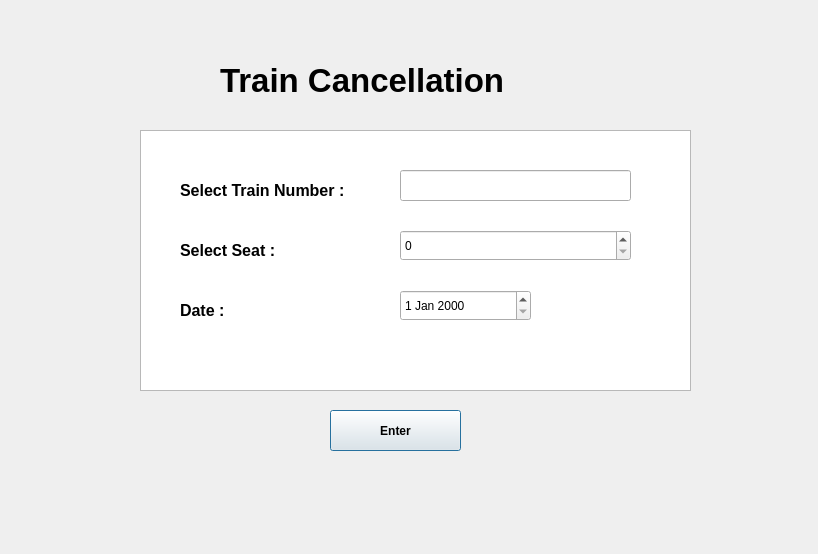
Qt form traincancelmenu.ui (adityas-28/RailwayManagementSystem) before a commit.
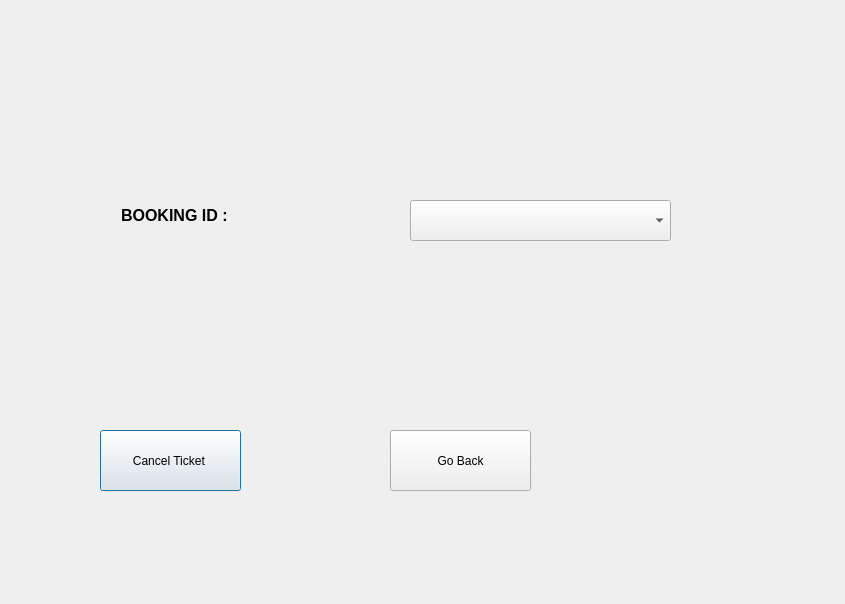
The same form after that commit.

Commit message: Added train cancellation menu

Diff of the .ui file:
```diff
--- a/traincancelmenu.ui
+++ b/traincancelmenu.ui
@@ -6,20 +6,33 @@
    <rect>
     <x>0</x>
     <y>0</y>
-    <width>818</width>
-    <height>554</height>
+    <width>845</width>
+    <height>604</height>
    </rect>
   </property>
   <property name="windowTitle">
    <string>Dialog</string>
   </property>
+  <widget class="QLabel" name="cm_label">
+   <property name="geometry">
+    <rect>
+     <x>-10</x>
+     <y>-30</y>
+     <width>841</width>
+     <height>601</height>
+    </rect>
+   </property>
+   <property name="text">
+    <string/>
+   </property>
+  </widget>
   <widget class="QLabel" name="label">
    <property name="geometry">
     <rect>
-     <x>180</x>
+     <x>90</x>
      <y>170</y>
-     <width>211</width>
-     <height>41</height>
+     <width>201</width>
+     <height>91</height>
     </rect>
    </property>
    <property name="font">
@@ -29,125 +42,43 @@
     </font>
    </property>
    <property name="text">
-    <string>Select Train Number :</string>
+    <string>       BOOKING ID :</string>
    </property>
   </widget>
-  <widget class="QLabel" name="label_2">
+  <widget class="QComboBox" name="comboBox">
    <property name="geometry">
     <rect>
-     <x>180</x>
-     <y>230</y>
-     <width>211</width>
+     <x>410</x>
+     <y>200</y>
+     <width>261</width>
      <height>41</height>
     </rect>
    </property>
-   <property name="font">
-    <font>
-     <pointsize>12</pointsize>
-     <bold>true</bold>
-    </font>
-   </property>
-   <property name="text">
-    <string>Select Seat :</string>
-   </property>
   </widget>
-  <widget class="QLabel" name="label_3">
+  <widget class="QPushButton" name="CancelButton">
    <property name="geometry">
     <rect>
-     <x>180</x>
-     <y>290</y>
-     <width>211</width>
-     <height>41</height>
+     <x>100</x>
+     <y>430</y>
+     <width>141</width>
+     <height>61</height>
     </rect>
    </property>
-   <property name="font">
-    <font>
-     <pointsize>12</pointsize>
-     <bold>true</bold>
-    </font>
-   </property>
    <property name="text">
-    <string>Date :</string>
+    <string>Cancel Ticket </string>
    </property>
   </widget>
-  <widget class="QDateEdit" name="dateEdit">
+  <widget class="QPushButton" name="GoBackButton">
    <property name="geometry">
     <rect>
-     <x>400</x>
-     <y>290</y>
-     <width>131</width>
-     <height>31</height>
-    </rect>
-   </property>
-  </widget>
-  <widget class="QSpinBox" name="spinBox">
-   <property name="geometry">
-    <rect>
-     <x>400</x>
-     <y>230</y>
-     <width>231</width>
-     <height>31</height>
-    </rect>
-   </property>
-  </widget>
-  <widget class="QLineEdit" name="lineEdit">
-   <property name="geometry">
-    <rect>
-     <x>400</x>
-     <y>170</y>
-     <width>231</width>
-     <height>31</height>
-    </rect>
-   </property>
-  </widget>
-  <widget class="QGraphicsView" name="graphicsView">
-   <property name="geometry">
-    <rect>
-     <x>140</x>
-     <y>130</y>
-     <width>551</width>
-     <height>261</height>
-    </rect>
-   </property>
-  </widget>
-  <widget class="QPushButton" name="pushButton">
-   <property name="geometry">
-    <rect>
-     <x>330</x>
-     <y>410</y>
-     <width>131</width>
-     <height>41</height>
-    </rect>
-   </property>
-   <property name="font">
-    <font>
-     <bold>true</bold>
-    </font>
-   </property>
-   <property name="text">
-    <string>Enter</string>
-   </property>
-   <property name="default">
-    <bool>true</bool>
-   </property>
-  </widget>
-  <widget class="QLabel" name="label_4">
-   <property name="geometry">
-    <rect>
-     <x>220</x>
-     <y>50</y>
-     <width>371</width>
+     <x>390</x>
+     <y>430</y>
+     <width>141</width>
      <height>61</height>
     </rect>
    </property>
-   <property name="font">
-    <font>
-     <pointsize>25</pointsize>
-     <bold>true</bold>
-    </font>
-   </property>
    <property name="text">
-    <string>Train Cancellation</string>
+    <string>Go Back</string>
    </property>
   </widget>
   <zorder>graphicsView</zorder>
```
Left out of the diff: 9 changed lines with no effect on the pictures. The commit also changes 4 other files.
